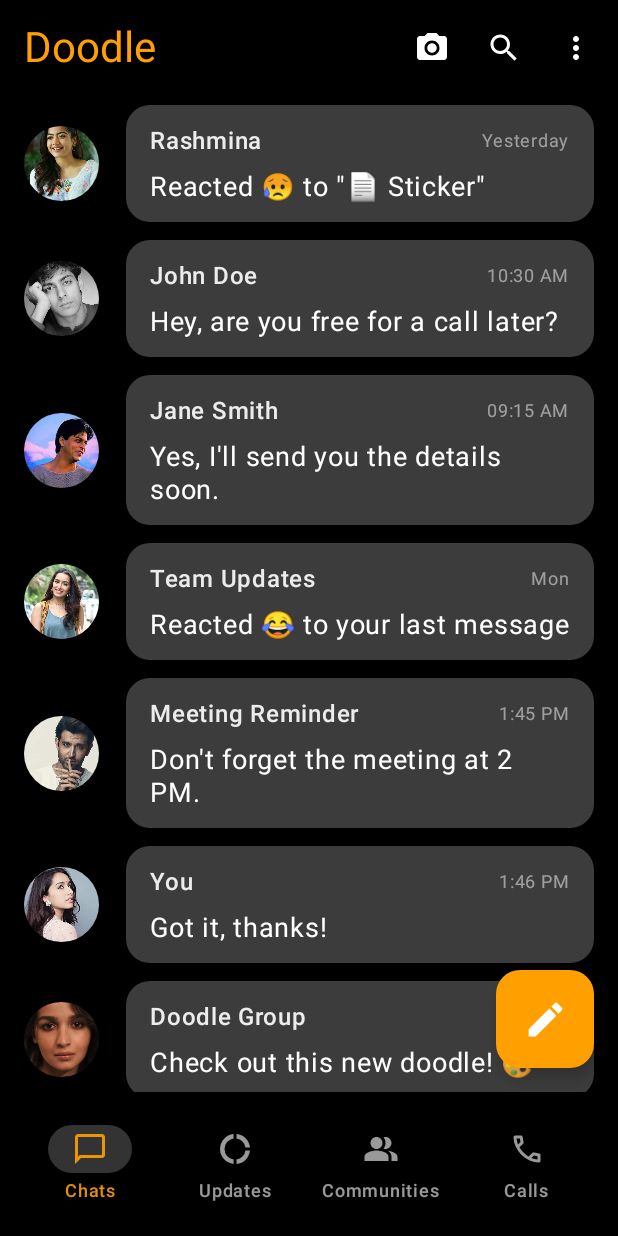
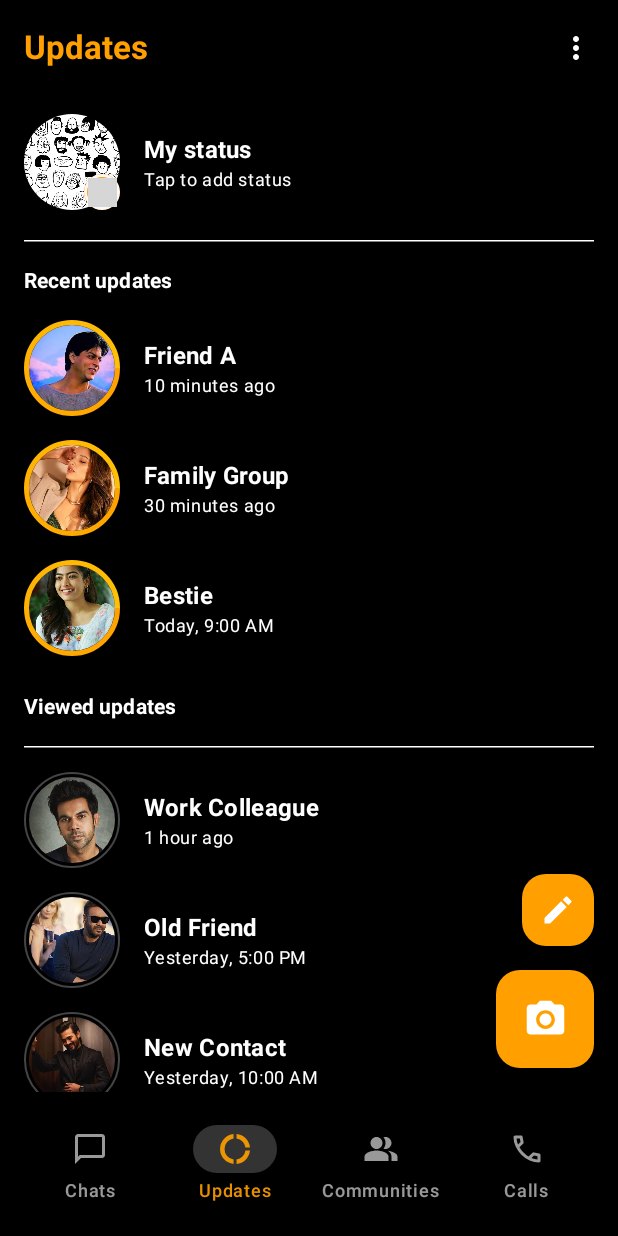
Before and after one commit to suray-marag-pandit/Doodle-Chat, an Android app built with Jetpack Compose: the screen it shows after launch (MainActivity), on a phone screen of 412 x 824 dp. Run offline under Robolectric (Android 15) with nearby library versions, the phone set to English and light mode, and no system bars; grey boxes are pictures that could not be loaded.

Commit message:
feat: Implement Updates Screen
This commit introduces the "Updates" screen, which displays status updates from contacts.

Key changes:
- Created `UpdateScreen.kt`:
    - Displays "My status" section with an option to add new updates.
    - Lists recent updates (unseen) and viewed updates separately.
    - Implements a visual ring around profile pictures to indicate unseen (gradient) or seen (gray) status.
    - Includes a TopAppBar with the title "Updates" and a More Options icon.
    - Provides two FloatingActionButtons: one for creating text status and another for camera status.
    - Uses `LazyColumn` to efficiently display the list of updates.
- Created `UpdateItem` data class to represent an update.
- Added `UpdateStatus` enum (`UNSEEN`, `SEEN`, `NONE`).
- Implemented `MyStatusItem` and `UpdateItemRow` composables for displaying individual status items.
- Created a reusable `TopAppBar.kt` composable.
- Updated `MainActivity.kt` to display `UpdatesScreen` by default.
- Modified `BottomNavigation.kt` to accept a `selectedItem` parameter to indicate the active tab.
- Updated `HomeScreen.kt` to use the new reusable `TopAppBar` and pass the correct `selectedItem` to `BottomNavigation`.
- Added new drawable resources for profile pictures used in the Updates screen (`ajay_devgn.png`, `akshay_kumar.png`, `bhuvan_bam.png`, `boy.png`, `boy1.png`, `boy3.png`, `carryminati.png`, `disha_patani.png`, `kartik_aaryan.png`, `mrbeast.png`, `sharadha_kapoor.jpg`, `sharukh_khan.jpg`, `tripti_dimri.png`).

```diff
--- a/app/src/main/java/smp/clone/whatsapp/MainActivity.kt
+++ b/app/src/main/java/smp/clone/whatsapp/MainActivity.kt
@@ -4,7 +4,7 @@ import android.os.Bundle
 import androidx.activity.ComponentActivity
 import androidx.activity.compose.setContent
 import androidx.activity.enableEdgeToEdge
-import smp.clone.whatsapp.presentation.homescreen.HomeScreen
+import smp.clone.whatsapp.presentation.updatescreen.UpdatesScreen
 import smp.clone.whatsapp.ui.theme.WhatsappTheme
 
 class MainActivity : ComponentActivity() {
@@ -13,7 +13,7 @@ class MainActivity : ComponentActivity() {
         enableEdgeToEdge()
         setContent {
             WhatsappTheme {
-                HomeScreen()
+                UpdatesScreen()
             }
         }
     }
--- a/app/src/main/java/smp/clone/whatsapp/presentation/bottomnavigation/BottomNavigation.kt
+++ b/app/src/main/java/smp/clone/whatsapp/presentation/bottomnavigation/BottomNavigation.kt
@@ -23,11 +23,12 @@ import smp.clone.whatsapp.R
 
 
 @SuppressLint("SuspiciousIndentation")
-@Preview(showSystemUi = true)
 @Composable
-fun BottomNavigation(){
+fun BottomNavigation(
+    selectedItem:Int
+){
     // State to keep track of the selected item in the bottom navigation
-    var selectedItem by remember { mutableIntStateOf(0) } // 0 for Chats, 1 for Updates, etc.
+    var selectedItem by remember { mutableIntStateOf(selectedItem) } // 0 for Chats, 1 for Updates, etc.
 
     val items = listOf("Chats", "Updates", "Communities", "Calls")
     val icons = listOf(
--- a/app/src/main/java/smp/clone/whatsapp/presentation/homescreen/HomeScreen.kt
+++ b/app/src/main/java/smp/clone/whatsapp/presentation/homescreen/HomeScreen.kt
@@ -28,6 +28,7 @@ import smp.clone.whatsapp.R
 import smp.clone.whatsapp.presentation.bottomnavigation.BottomNavigation
 import smp.clone.whatsapp.presentation.homescreen.components.ChatListModel
 import smp.clone.whatsapp.presentation.homescreen.components.ReactionMessageBubble
+import smp.clone.whatsapp.presentation.topappbar.TopAppBar
 
 
 @OptIn(ExperimentalMaterial3Api::class) // Opt-in for experimental Material 3 APIs like TopAppBar
@@ -152,45 +153,7 @@ fun HomeScreen() {
 
     Scaffold(
         topBar = {
-            TopAppBar(
-                title = {
-                    Text(
-                        text = "Doodle",
-                        fontSize = 28.sp,
-                        color = colorResource(R.color.orangeboldtheme) // App name in white
-                    )
-                },
-                actions = {
-                    // Camera Icon
-                    IconButton(onClick = { /* TODO: Handle camera click */ }) {
-                        Icon(
-                            painter = painterResource(R.drawable.baseline_camera_alt_24), // Corrected: Using Camera icon for broader compatibility
-                            contentDescription = "Camera",
-                            tint = colorResource(R.color.white)
-                            // Icon in white
-                        )
-                    }
-                    // Search Icon
-                    IconButton(onClick = { /* TODO: Handle search click */ }) {
-                        Icon(
-                            imageVector = Icons.Default.Search, // Search icon
-                            contentDescription = "Search",
-                            tint = colorResource(R.color.white) // Icon in white
-                        )
-                    }
-                    // 3-dot Menu Icon
-                    IconButton(onClick = { /* TODO: Handle menu click */ }) {
-                        Icon(
-                            imageVector = Icons.Default.MoreVert, // 3-dot menu icon
-                            contentDescription = "More options",
-                            tint = colorResource(R.color.white) // Icon in white
-                        )
-                    }
-                },
-                colors = TopAppBarDefaults.topAppBarColors(
-                    containerColor = colorResource(R.color.black) // Background color of the top app bar
-                )
-            )
+           TopAppBar("Doodle")
         },
         floatingActionButton = {
             FloatingActionButton(
@@ -206,7 +169,7 @@ fun HomeScreen() {
                 )
             }
         },
-        bottomBar = { BottomNavigation() }
+        bottomBar = { BottomNavigation(0) }
     ) { paddingValues -> // Add paddingValues to the Scaffold content
         LazyColumn(
             modifier = Modifier
--- /dev/null
+++ b/app/src/main/java/smp/clone/whatsapp/presentation/topappbar/TopAppBar.kt
@@ -0,0 +1,62 @@
+package smp.clone.whatsapp.presentation.topappbar
+
+import androidx.compose.material.icons.Icons
+import androidx.compose.material.icons.filled.MoreVert
+import androidx.compose.material.icons.filled.Search
+import androidx.compose.material3.ExperimentalMaterial3Api
+import androidx.compose.material3.Icon
+import androidx.compose.material3.IconButton
+import androidx.compose.material3.Text
+import androidx.compose.material3.TopAppBar
+import androidx.compose.material3.TopAppBarDefaults
+import androidx.compose.runtime.Composable
+import androidx.compose.ui.res.colorResource
+import androidx.compose.ui.res.painterResource
+import androidx.compose.ui.unit.sp
+import smp.clone.whatsapp.R
+
+@OptIn(ExperimentalMaterial3Api::class)
+@Composable
+fun TopAppBar(
+    text :String,
+){
+    TopAppBar(
+        title = {
+            Text(
+                text = text,
+                fontSize = 28.sp,
+                color = colorResource(R.color.orangeboldtheme) // App name in white
+            )
+        },
+        actions = {
+            // Camera Icon
+            IconButton(onClick = { /* TODO: Handle camera click */ }) {
+                Icon(
+                    painter = painterResource(R.drawable.baseline_camera_alt_24), // Corrected: Using Camera icon for broader compatibility
+                    contentDescription = "Camera",
+                    tint = colorResource(R.color.white)
+                    // Icon in white
+                )
+            }
+            // Search Icon
+            IconButton(onClick = { /* TODO: Handle search click */ }) {
+                Icon(
+                    imageVector = Icons.Default.Search, // Search icon
+                    contentDescription = "Search",
+                    tint = colorResource(R.color.white) // Icon in white
+                )
+            }
+            // 3-dot Menu Icon
+            IconButton(onClick = { /* TODO: Handle menu click */ }) {
+                Icon(
+                    imageVector = Icons.Default.MoreVert, // 3-dot menu icon
+                    contentDescription = "More options",
+                    tint = colorResource(R.color.white) // Icon in white
+                )
+            }
+        },
+        colors = TopAppBarDefaults.topAppBarColors(
+            containerColor = colorResource(R.color.black) // Background color of the top app bar
+        )
+    )
+}
--- /dev/null
+++ b/app/src/main/java/smp/clone/whatsapp/presentation/updatescreen/UpdateScreen.kt
@@ -0,0 +1,327 @@
+package smp.clone.whatsapp.presentation.updatescreen
+
+import androidx.compose.foundation.Image
+import androidx.compose.foundation.background
+import androidx.compose.foundation.border
+import androidx.compose.foundation.clickable
+import androidx.compose.foundation.layout.Box
+import androidx.compose.foundation.layout.Column
+import androidx.compose.foundation.layout.Row
+import androidx.compose.foundation.layout.Spacer
+import androidx.compose.foundation.layout.fillMaxSize
+import androidx.compose.foundation.layout.fillMaxWidth
+import androidx.compose.foundation.layout.height
+import androidx.compose.foundation.layout.padding
+import androidx.compose.foundation.layout.size
+import androidx.compose.foundation.layout.width
+import androidx.compose.foundation.lazy.LazyColumn
+import androidx.compose.foundation.lazy.items
+import androidx.compose.foundation.shape.CircleShape
+import androidx.compose.material.icons.Icons
+import androidx.compose.material.icons.filled.Create
+import androidx.compose.material.icons.filled.MoreVert
+import androidx.compose.material3.ExperimentalMaterial3Api
+import androidx.compose.material3.FloatingActionButton
+import androidx.compose.material3.HorizontalDivider
+import androidx.compose.material3.Icon
+import androidx.compose.material3.IconButton
+import androidx.compose.material3.MaterialTheme
+import androidx.compose.material3.Scaffold
+import androidx.compose.material3.Text
+import androidx.compose.material3.TopAppBar
+import androidx.compose.material3.TopAppBarDefaults
+import androidx.compose.runtime.Composable
+import androidx.compose.ui.Alignment
+import androidx.compose.ui.Modifier
+import androidx.compose.ui.draw.clip
+import androidx.compose.ui.graphics.Brush
+import androidx.compose.ui.graphics.Color
+import androidx.compose.ui.graphics.SolidColor
+import androidx.compose.ui.layout.ContentScale
+import androidx.compose.ui.res.colorResource
+import androidx.compose.ui.res.painterResource
+import androidx.compose.ui.text.font.FontWeight
+import androidx.compose.ui.text.style.TextOverflow
+import androidx.compose.ui.tooling.preview.Preview
+import androidx.compose.ui.unit.dp
+import smp.clone.whatsapp.R
+import smp.clone.whatsapp.presentation.bottomnavigation.BottomNavigation
+
+// Enum to define the status of an update (for the ring effect)
+enum class UpdateStatus {
+    UNSEEN,
+    SEEN,
+    NONE // No updates, or for "My Status" when no new updates are available
+}
+
+// Data class for an individual update item
+data class UpdateItem(
+    val id: String,
+    val contactName: String,
+    val lastUpdateTime: String,
+    val imageUrl: Int, // Drawable resource ID for profile picture
+    val status: UpdateStatus,
+    val numberOfUpdates: Int = 1 // How many updates this contact has
+)
+
+// Sample data for updates
+val sampleUpdates = listOf(
+    UpdateItem("u1", "Friend A", "10 minutes ago", R.drawable.sharukh_khan, UpdateStatus.UNSEEN, 2),
+    UpdateItem("u2", "Family Group", "30 minutes ago", R.drawable.tripti_dimri, UpdateStatus.UNSEEN, 1),
+    UpdateItem("u3", "Work Colleague", "1 hour ago", R.drawable.rajkummar_rao, UpdateStatus.SEEN, 3),
+    UpdateItem("u4", "Bestie", "Today, 9:00 AM", R.drawable.rashmika, UpdateStatus.UNSEEN, 1),
+    UpdateItem("u5", "Old Friend", "Yesterday, 5:00 PM", R.drawable.ajay_devgn, UpdateStatus.SEEN, 2),
+    UpdateItem("u6", "New Contact", "Yesterday, 10:00 AM", R.drawable.bhuvan_bam, UpdateStatus.SEEN, 1),
+)
+
+@OptIn(ExperimentalMaterial3Api::class)
+@Composable
+fun UpdatesScreen() {
+    Scaffold(
+        containerColor = colorResource(R.color.black),
+        topBar = {
+            TopAppBar(
+                title = {
+                    Text(
+                        text = "Updates",
+                        color = colorResource(R.color.orangeboldtheme),
+                        fontWeight = FontWeight.Bold
+                    )
+                },
+                actions = {
+                    IconButton(onClick = { /* TODO: Handle settings/privacy click */ }) {
+                        Icon(
+                            imageVector = Icons.Default.MoreVert, // Or Icons.Default.Settings
+                            contentDescription = "More options",
+                            tint = colorResource(R.color.white)
+                        )
+                    }
+                },
+                colors = TopAppBarDefaults.topAppBarColors(
+                    containerColor = colorResource(R.color.black)
+                )
+            )
+        },
+        bottomBar = { BottomNavigation(1) },
+        floatingActionButton = {
+            Column(horizontalAlignment = Alignment.End) {
+                // Secondary FAB for text status
+                FloatingActionButton(
+                    onClick = { /* TODO: Open text status editor */ },
+                    modifier = Modifier.size(48.dp), // Smaller size
+                    containerColor = colorResource(R.color.orangeboldtheme), // Lighter background
+                    contentColor = colorResource(R.color.white) // Darker icon
+                ) {
+                    Icon(
+                        imageVector = Icons.Default.Create,
+                        contentDescription = "New Text Status",
+                        modifier = Modifier.size(24.dp)
+                    )
+                }
+                Spacer(modifier = Modifier.height(16.dp))
+                // Primary FAB for camera status
+                FloatingActionButton(
+                    onClick = { /* TODO: Open camera for status */ },
+                    modifier = Modifier.size(65.dp), // Standard FAB size
+                    containerColor = colorResource(R.color.orangeboldtheme),
+                    contentColor = colorResource(R.color.white)
+                ) {
+                    Icon(
+                        painter = painterResource(R.drawable.baseline_camera_alt_24), // Camera icon
+                        contentDescription = "New Photo/Video Status",
+                        modifier = Modifier.size(30.dp)
+                    )
+                }
+            }
+        }
+    ) { paddingValues ->
+        LazyColumn(
+            modifier = Modifier
+                .fillMaxSize()
+                .padding(paddingValues)
+                .background(colorResource(R.color.black))
+        ) {
+            item {
+                // My Status Section
+                MyStatusItem(
+                    profileImageResId = R.drawable.doodlewelcome, // Your profile image
+                    hasUnseenUpdates = false, // Set to true if you have updates that haven't been seen by others
+                    lastUpdateTime = "Tap to add status"
+                ) {
+                    /* TODO: Handle tap on My Status to add new update */
+                }
+                HorizontalDivider(modifier = Modifier.padding(horizontal = 16.dp, vertical = 8.dp), color = colorResource(R.color.white))
+            }
+
+            item {
+                Text(
+                    text = "Recent updates",
+                    style = MaterialTheme.typography.titleSmall,
+                    fontWeight = FontWeight.Bold,
+                    color = colorResource(R.color.white),
+                    modifier = Modifier.padding(start = 16.dp, top = 8.dp, bottom = 8.dp)
+                )
+            }
+
+            items(sampleUpdates.filter { it.status == UpdateStatus.UNSEEN }) { update ->
+                UpdateItemRow(update = update) {
+                    /* TODO: Handle clicking on an unseen update */
+                }
+            }
+
+            item {
+                // Only show "Viewed updates" if there are any viewed updates
+                if (sampleUpdates.any { it.status == UpdateStatus.SEEN }) {
+                    Text(
+                        text = "Viewed updates",
+                        style = MaterialTheme.typography.titleSmall,
+                        fontWeight = FontWeight.Bold,
+                        color =colorResource(R.color.white),
+                        modifier = Modifier.padding(start = 16.dp, top = 16.dp, bottom = 8.dp)
+                    )
+                    HorizontalDivider(modifier = Modifier.padding(horizontal = 16.dp, vertical = 8.dp), color = colorResource(R.color.white))
+                }
+            }
+
+            items(sampleUpdates.filter { it.status == UpdateStatus.SEEN }) { update ->
+                UpdateItemRow(update = update) {
+                    /* TODO: Handle clicking on a seen update */
+                }
+            }
+        }
+    }
+}
+
+@Composable
+fun MyStatusItem(
+    profileImageResId: Int,
+    hasUnseenUpdates: Boolean,
+    lastUpdateTime: String,
+    onClick: () -> Unit
+) {
+    Row(
+        modifier = Modifier
+            .fillMaxWidth()
+            .clickable(onClick = onClick)
+            .padding(horizontal = 16.dp, vertical = 12.dp),
+        verticalAlignment = Alignment.CenterVertically
+    ) {
+        Box(
+            modifier = Modifier.size(64.dp) // Larger size for My Status avatar
+        ) {
+            // Profile Image
+            Image(
+                painter = painterResource(id = profileImageResId),
+                contentDescription = "My Profile Picture",
+                modifier = Modifier
+                    .fillMaxSize()
+                    .clip(CircleShape)
+                    .background(MaterialTheme.colorScheme.primary.copy(alpha = 0.2f)),
+                contentScale = ContentScale.Crop
+            )
+            // Plus icon for adding new status (positioned at bottom right)
+            Box(
+                modifier = Modifier
+                    .size(24.dp)
+                    .clip(CircleShape)
+                    .background(colorResource(R.color.orangeboldtheme))
+                    .border(2.dp, MaterialTheme.colorScheme.background, CircleShape) // Border to separate from profile pic
+                    .align(Alignment.BottomEnd)
+            ) {
+                Icon(
+                    painter = painterResource(id = R.drawable.baseline_add_24), // Use a plus icon drawable
+                    contentDescription = "Add New Status",
+                    tint = Color.White,
+                    modifier = Modifier.fillMaxSize(0.8f).align(Alignment.Center)
+                )
+            }
+        }
+
+        Spacer(modifier = Modifier.width(16.dp))
+
+        Column {
+            Text(
+                text = "My status",
+                style = MaterialTheme.typography.titleMedium,
+                fontWeight = FontWeight.Bold,
+                color = colorResource(R.color.white)
+            )
+            Text(
+                text = lastUpdateTime,
+                style = MaterialTheme.typography.bodySmall,
+                color = colorResource(R.color.white),
+                maxLines = 1,
+                overflow = TextOverflow.Ellipsis
+            )
+        }
+    }
+}
+
+
+@Composable
+fun UpdateItemRow(update: UpdateItem, onClick: (UpdateItem) -> Unit) {
+    Row(
+        modifier = Modifier
+            .fillMaxWidth()
+            .clickable { onClick(update) }
+            .padding(horizontal = 16.dp, vertical = 8.dp),
+        verticalAlignment = Alignment.CenterVertically
+    ) {
+        // Profile Image with Status Ring
+        Box(
+            modifier = Modifier
+                .size(64.dp) // Size for update avatar
+                .background(Color.Transparent) // Needed for border to show
+                .border(
+                    width = when (update.status) {
+                        UpdateStatus.UNSEEN -> 3.dp // Thicker border for unseen
+                        UpdateStatus.SEEN -> 1.dp // Thinner border for seen
+                        UpdateStatus.NONE -> 0.dp
+                    },
+                    brush = when (update.status) {
+                        UpdateStatus.UNSEEN -> Brush.sweepGradient(listOf(colorResource(R.color.orangeboldtheme), colorResource(R.color.yellowboldtheme))) // Gradient for unseen
+                        UpdateStatus.SEEN -> SolidColor(Color.Gray.copy(alpha = 0.5f)) // Gray for seen
+                        UpdateStatus.NONE -> SolidColor(Color.Transparent) // Transparent for none
+                    },
+                    shape = CircleShape
+                )
+                .padding(3.dp) // Padding inside the border so image doesn't touch it
+        ) {
+            Image(
+                painter = painterResource(id = update.imageUrl),
+                contentDescription = "Profile picture of ${update.contactName}",
+                modifier = Modifier
+                    .fillMaxSize()
+                    .clip(CircleShape)
+                    .background(MaterialTheme.colorScheme.primary.copy(alpha = 0.2f)),
+                contentScale = ContentScale.Crop
+            )
+        }
+
+        Spacer(modifier = Modifier.width(16.dp))
+
+        Column {
+            Text(
+                text = update.contactName,
+                style = MaterialTheme.typography.titleMedium,
+                fontWeight = FontWeight.Bold,
+                color = colorResource(R.color.white)
+            )
+            Text(
+                text = update.lastUpdateTime,
+                style = MaterialTheme.typography.bodySmall,
+                color =colorResource(R.color.white),
+                maxLines = 1,
+                overflow = TextOverflow.Ellipsis
+            )
+        }
+    }
+}
+
+@Preview(showSystemUi = true)
+@Composable
+fun PreviewUpdatesScreen() {
+    MaterialTheme {
+        UpdatesScreen()
+    }
+}
```
Also changed, not shown: app/src/main/res/drawable/ajay_devgn.png (added), app/src/main/res/drawable/akshay_kumar.png (added), app/src/main/res/drawable/bhuvan_bam.png (added), app/src/main/res/drawable/disha_patani.png (added), app/src/main/res/drawable/kartik_aaryan.png (added), app/src/main/res/drawable/mrbeast.png (added), app/src/main/res/drawable/sharadha_kapoor.jpg (added), app/src/main/res/drawable/sharukh_khan.jpg (added), app/src/main/res/drawable/tripti_dimri.png (added), 4 other files.
